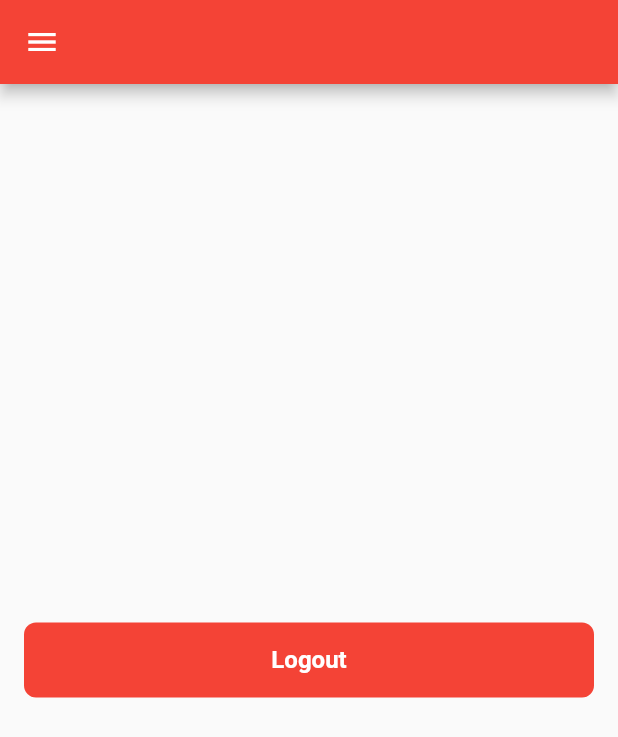
After one commit to glaucohd/store, a Flutter app: the BasePage screen opened by its route, swiped to page 5, on a phone screen of 412 x 824 dp. The commit adds this screen. Shown: the top 737 px of the screen. Run offline on Flutter 3.47's test engine with Material 2 defaults, Android fonts, the phone set to English and light mode, and no system bars; our stand-ins replace auth_buttons, cached_network_image, firebase_core, flutter_cache_manager, geocoding, geolocator and 2 more; missing offline and left inert: flutter_config, flutter_facebook_auth; accounts and stored records are empty; network calls fail.

Commit message:
ajuste de melhorias

```diff
--- a/lib/src/app.dart
+++ b/lib/src/app.dart
@@ -1,4 +1,6 @@
 import 'package:flutter/material.dart';
+import 'package:store/src/modules/products/presentation/pages/base_page.dart';
+import 'package:store/src/modules/products/presentation/pages/empty_page.dart';
 import 'core/navigator_service.dart';
 import 'core/routes.dart';
 import 'modules/auth/presentation/pages/auth_page.dart';
@@ -18,8 +20,10 @@ class App extends StatelessWidget {
       navigatorKey: NavigatorService.instance.key,
       home: const AuthPage(),
       routes: {
+        Routes.basePage: (context) => const BasePage(),
         Routes.productsPage: (context) => const ProductsPage(),
         Routes.checkoutPage: (context) => const CheckoutPage(),
+        Routes.emptyPage: (context) => const EmpptyPage(),
       },
     );
   }
--- a/lib/src/core/constants.dart
+++ b/lib/src/core/constants.dart
@@ -14,7 +14,7 @@ class Constants {
   static String products = "Produtos";
   static String news = "Novidades";
   static String makePurchase = "Realizar compra";
-  static String doYouWantToMakeThePurchase = "Deseja realizar a compra?";
+  static String doYouWantToMakeThePurchase = "Confirmar a compra?";
   static String purchaseMadeSuccessfully = "Compra realizada com sucesso!!";
   static String purchase = "Comprar";
   static String welcome = "Bem-vindo";
--- a/lib/src/core/routes.dart
+++ b/lib/src/core/routes.dart
@@ -1,5 +1,7 @@
 class Routes {
   static const authPage = '/';
+  static const basePage = '/base';
   static const productsPage = '/products';
   static const checkoutPage = '/checkout';
+  static const emptyPage = '/empty';
 }
--- a/lib/src/modules/auth/presentation/widgets/social_button_widget.dart
+++ b/lib/src/modules/auth/presentation/widgets/social_button_widget.dart
@@ -27,7 +27,7 @@ class SocialButtonWidget extends StatelessWidget {
               onPressed: () async {
                 final result = await controller.signInWithGoogle();
                 if (result == true) {
-                  controller.navigateTo(route: "/products");
+                  controller.navigateTo(route: "/base");
                 }
               },
               text: Constants.signInWithGoogle,
@@ -44,7 +44,7 @@ class SocialButtonWidget extends StatelessWidget {
               onPressed: () async {
                 final result = await controller.signInWithFacebook();
                 if (result == true) {
-                  controller.navigateTo(route: "/products");
+                  controller.navigateTo(route: "/base");
                 }
               },
               text: Constants.signInWithFacebook,
--- a/lib/src/modules/products/presentation/controllers/products_controller.dart
+++ b/lib/src/modules/products/presentation/controllers/products_controller.dart
@@ -21,6 +21,7 @@ class ProductsController extends ChangeNotifier {
   late GoogleMapController _mapsController;
   get mapsController => _mapsController;
   final GetProductsUsecaseImpl getProductsUsecase;
+  final PageController pageController = PageController();
 
   ProductsController({
     required this.getProductsUsecase,
@@ -126,4 +127,9 @@ class ProductsController extends ChangeNotifier {
   void navigateTo({required String route}) {
     NavigatorService.instance.key.currentState?.pushNamed(route);
   }
+
+  void jumpToPage({required int indexPage}) {
+    pageController.jumpToPage(indexPage);
+    notifyListeners();
+  }
 }
--- /dev/null
+++ b/lib/src/modules/products/presentation/pages/base_page.dart
@@ -0,0 +1,35 @@
+import 'package:flutter/material.dart';
+import 'package:provider/provider.dart';
+import 'package:store/src/modules/products/presentation/pages/logout_page.dart';
+
+import 'package:store/src/modules/products/presentation/pages/products_page.dart';
+
+import '../controllers/products_controller.dart';
+import 'empty_page.dart';
+
+class BasePage extends StatefulWidget {
+  const BasePage({super.key});
+
+  @override
+  State<BasePage> createState() => _BasePageState();
+}
+
+class _BasePageState extends State<BasePage> {
+  @override
+  Widget build(BuildContext context) {
+    return Scaffold(body:
+        Consumer<ProductsController>(builder: (context, controller, child) {
+      return PageView(
+        controller: controller.pageController,
+        physics: const NeverScrollableScrollPhysics(),
+        children: const [
+          ProductsPage(),
+          EmpptyPage(),
+          EmpptyPage(),
+          EmpptyPage(),
+          LogoutPage()
+        ],
+      );
+    }));
+  }
+}
--- /dev/null
+++ b/lib/src/modules/products/presentation/pages/logout_page.dart
@@ -0,0 +1,63 @@
+import 'package:flutter/material.dart';
+import 'package:provider/provider.dart';
+import 'package:store/src/core/constants.dart';
+import 'package:store/src/modules/auth/presentation/controllers/auth_controller.dart';
+import 'package:store/src/modules/auth/presentation/widgets/button_widget.dart';
+import 'package:store/src/modules/products/presentation/widgets/menu_drawer_widget.dart';
+
+class LogoutPage extends StatelessWidget {
+  const LogoutPage({super.key});
+
+  @override
+  Widget build(BuildContext context) {
+    return Scaffold(
+      appBar: AppBar(),
+      drawer: const MenuDrawerWidget(),
+      body: Padding(
+        padding: const EdgeInsets.all(16),
+        child: Center(
+          child: ButtonWidget(
+              onTap: () {
+                showMyDialog(context: context);
+              },
+              text: Constants.logout),
+        ),
+      ),
+    );
+  }
+
+  Future<void> showMyDialog({required BuildContext context}) async {
+    return showDialog<void>(
+      context: context,
+      barrierDismissible: false,
+      builder: (BuildContext context) {
+        return Consumer<AuthController>(builder: (context, controller, child) {
+          return AlertDialog(
+            title: const Text('Atenção'),
+            content: SingleChildScrollView(
+              child: ListBody(
+                children: const <Widget>[
+                  Text('Você deseja realmente sair?'),
+                ],
+              ),
+            ),
+            actions: <Widget>[
+              TextButton(
+                child: const Text('Sim'),
+                onPressed: () {
+                  controller.logout();
+                },
+              ),
+              TextButton(
+                child: const Text('Não'),
+                onPressed: () {
+                  controller.popToPage();
+                },
+              ),
+            ],
+          );
+        });
+      },
+    );
+  }
+}
```
Also changed, not shown: lib/src/modules/auth/presentation/controllers/auth_controller.dart (+5 -3 lines), lib/src/modules/products/presentation/pages/empty_page.dart (added, +18 -0 lines), lib/src/modules/products/presentation/widgets/menu_drawer_widget.dart (+23 -7 lines).
